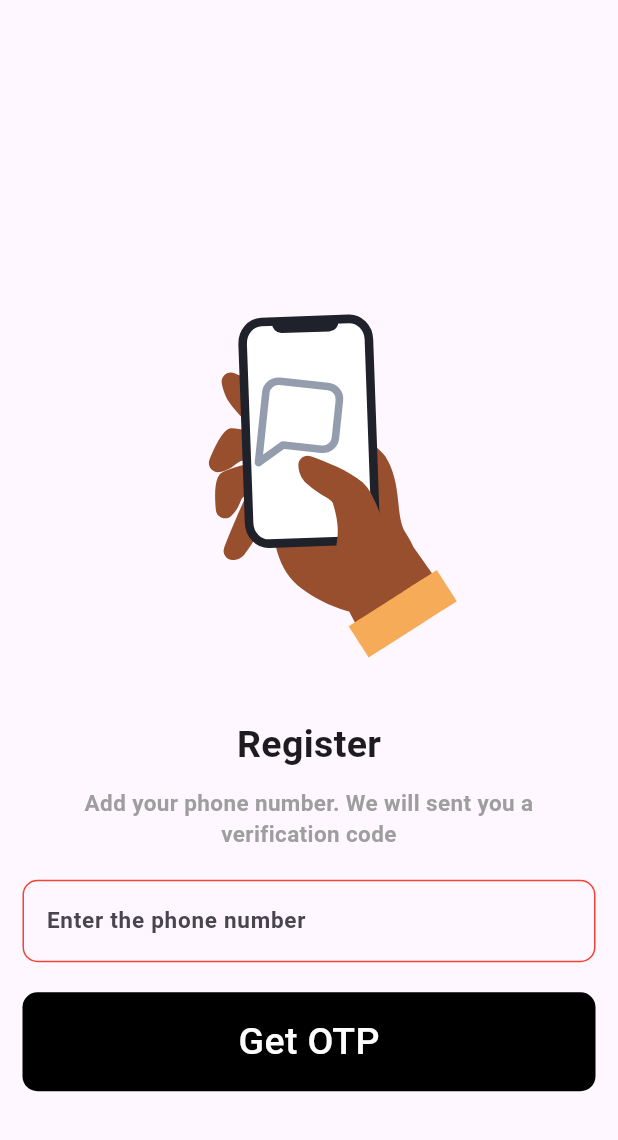
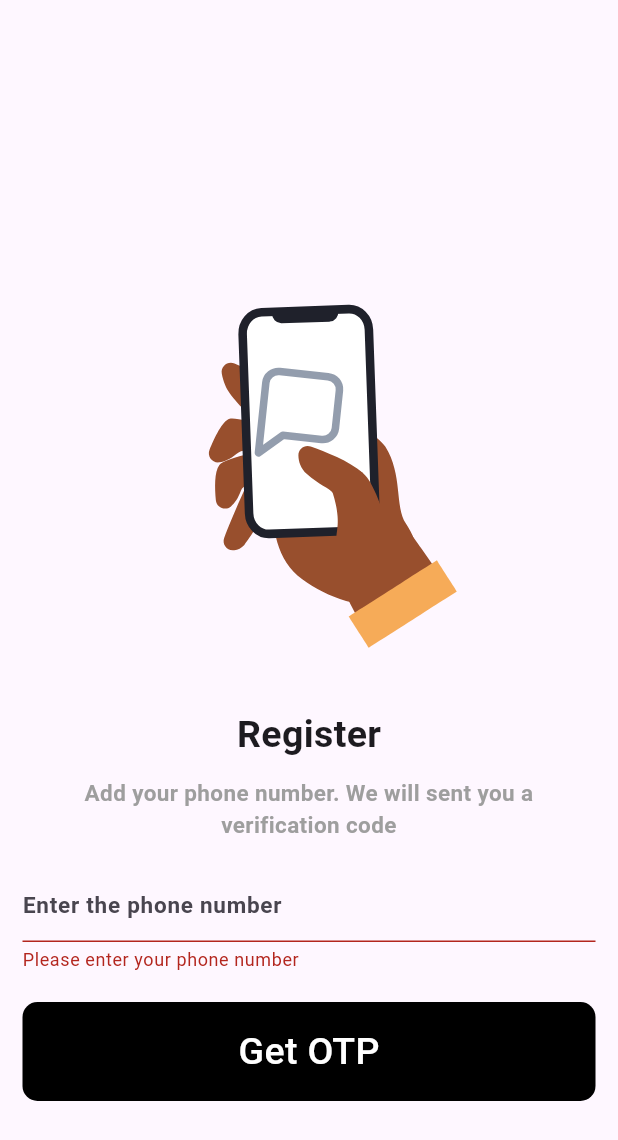
Before and after one commit to Ameer-Anas99/FireBase-Auth, a Flutter app: the MobileNumberScreen screen opened directly, after a tap on "Get OTP", on a phone screen of 412 x 824 dp. Shown: the top 1140 px of the screen. Run offline on Flutter 3.47's test engine with Material 3 defaults, Android fonts, the phone set to English and light mode, and no system bars; our stand-ins replace cloud_firestore, firebase_auth, firebase_core, google_sign_in, lottie; accounts and stored records are empty.

```diff
--- a/lib/view/mobile_no_screen.dart
+++ b/lib/view/mobile_no_screen.dart
@@ -13,6 +13,17 @@ class MobileNumberScreen extends StatefulWidget {
 
 class _MobileNumberScreenState extends State<MobileNumberScreen> {
   final TextEditingController phoneController = TextEditingController();
+  final GlobalKey<FormState> _formKey = GlobalKey<FormState>();
+  String? validatePhoneNumber(String? value) {
+    if (value == null || value.isEmpty) {
+      return "Please enter your phone number";
+    }
+    if (!value.startsWith("+")) {
+      return 'Please includ the country code';
+    }
+    return null;
+  }
+
   @override
   Widget build(BuildContext context) {
     return Scaffold(
@@ -21,6 +32,8 @@ class _MobileNumberScreenState extends State<MobileNumberScreen> {
         padding: const EdgeInsets.all(15),
         child: Center(
           child: SingleChildScrollView(
+            child: Form(
+              key: _formKey,
               child: Column(
                 children: [
                   Container(
@@ -49,6 +62,8 @@ class _MobileNumberScreenState extends State<MobileNumberScreen> {
                     style: const TextStyle(
                         fontSize: 15, fontWeight: FontWeight.bold),
                     onChanged: (value) {},
+                    // validation function
+                    validator: validatePhoneNumber,
                     decoration: InputDecoration(
                       hintText: 'Enter the phone number',
                       // prefixText: "+91",
@@ -64,11 +79,14 @@ class _MobileNumberScreenState extends State<MobileNumberScreen> {
                   const SizedBox(height: 20),
                   ButtonPage(
                       onTap: () async {
+                        // validate form
+                        if (_formKey.currentState!.validate()) {
                           await FirebaseAuth.instance.verifyPhoneNumber(
                             verificationCompleted:
                                 (PhoneAuthCredential credential) {},
                             verificationFailed: (FirebaseAuthException ex) {},
-                        codeSent: (String verificationId, int? resentToken) {
+                            codeSent:
+                                (String verificationId, int? resentToken) {
                               Navigator.push(
                                 context,
                                 MaterialPageRoute(
@@ -78,12 +96,15 @@ class _MobileNumberScreenState extends State<MobileNumberScreen> {
                                 ),
                               );
                             },
-                        codeAutoRetrievalTimeout: (String verificationId) {},
+                            codeAutoRetrievalTimeout:
+                                (String verificationId) {},
                             phoneNumber: phoneController.text.toString(),
                           );
+                        }
                       },
                       text: 'Get OTP'),
                 ],
+              ),
             ),
           ),
         ),
```
Also changed, not shown: lib/view/register_page.dart (+55 -4 lines). Lines whose indentation alone changed are shown as unchanged.
